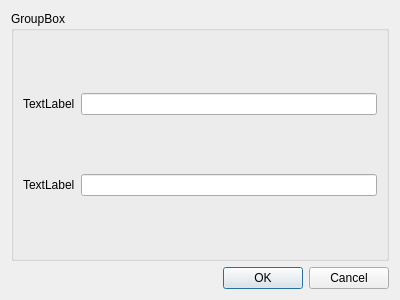
Old version of the form source/windows/authorization/register/registerwindow.ui in the repository Who-are-me/term_paper_2022.
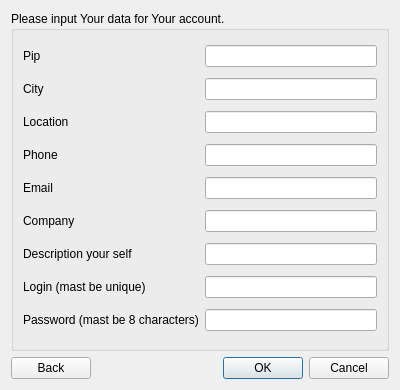
New version of the form.

```diff
--- a/source/windows/authorization/register/registerwindow.ui
+++ b/source/windows/authorization/register/registerwindow.ui
@@ -7,52 +7,129 @@
     <x>0</x>
     <y>0</y>
     <width>400</width>
-    <height>300</height>
+    <height>390</height>
    </rect>
   </property>
   <property name="windowTitle">
    <string>Dialog</string>
   </property>
   <layout class="QGridLayout" name="gridLayout_2">
-   <item row="0" column="0">
+   <item row="1" column="1">
+    <widget class="QDialogButtonBox" name="buttonBox">
+     <property name="orientation">
+      <enum>Qt::Horizontal</enum>
+     </property>
+     <property name="standardButtons">
+      <set>QDialogButtonBox::Cancel|QDialogButtonBox::Ok</set>
+     </property>
+    </widget>
+   </item>
+   <item row="1" column="0">
+    <widget class="QPushButton" name="btn_back">
+     <property name="text">
+      <string>Back</string>
+     </property>
+    </widget>
+   </item>
+   <item row="0" column="0" colspan="2">
     <widget class="QGroupBox" name="groupBox">
      <property name="title">
-      <string>GroupBox</string>
+      <string>Please input Your data for Your account.</string>
      </property>
      <layout class="QGridLayout" name="gridLayout">
+      <item row="2" column="1">
+       <widget class="QLineEdit" name="le_location"/>
+      </item>
       <item row="0" column="0">
        <widget class="QLabel" name="label_2">
         <property name="text">
-         <string>TextLabel</string>
+         <string>Pip</string>
         </property>
        </widget>
       </item>
+      <item row="1" column="1">
+       <widget class="QLineEdit" name="le_city"/>
+      </item>
+      <item row="3" column="1">
+       <widget class="QLineEdit" name="le_phone"/>
+      </item>
       <item row="0" column="1">
-       <widget class="QLineEdit" name="lineEdit"/>
+       <widget class="QLineEdit" name="le_pip"/>
+      </item>
+      <item row="6" column="1">
+       <widget class="QLineEdit" name="le_description"/>
+      </item>
+      <item row="7" column="1">
+       <widget class="QLineEdit" name="le_login"/>
       </item>
       <item row="1" column="0">
        <widget class="QLabel" name="label">
         <property name="text">
-         <string>TextLabel</string>
+         <string>City</string>
         </property>
        </widget>
       </item>
-      <item row="1" column="1">
-       <widget class="QLineEdit" name="lineEdit_2"/>
+      <item row="2" column="0">
+       <widget class="QLabel" name="l_location">
+        <property name="text">
+         <string>Location</string>
+        </property>
+       </widget>
+      </item>
+      <item row="4" column="1">
+       <widget class="QLineEdit" name="le_email"/>
+      </item>
+      <item row="5" column="1">
+       <widget class="QLineEdit" name="le_company"/>
+      </item>
+      <item row="8" column="1">
+       <widget class="QLineEdit" name="le_password"/>
+      </item>
+      <item row="3" column="0">
+       <widget class="QLabel" name="l_phone">
+        <property name="text">
+         <string>Phone</string>
+        </property>
+       </widget>
+      </item>
+      <item row="4" column="0">
+       <widget class="QLabel" name="l_email">
+        <property name="text">
+         <string>Email</string>
+        </property>
+       </widget>
+      </item>
+      <item row="5" column="0">
+       <widget class="QLabel" name="l_company">
+        <property name="text">
+         <string>Company</string>
+        </property>
+       </widget>
+      </item>
+      <item row="6" column="0">
+       <widget class="QLabel" name="l_description">
+        <property name="text">
+         <string>Description your self</string>
+        </property>
+       </widget>
+      </item>
+      <item row="7" column="0">
+       <widget class="QLabel" name="l_login">
+        <property name="text">
+         <string>Login (mast be unique)</string>
+        </property>
+       </widget>
+      </item>
+      <item row="8" column="0">
+       <widget class="QLabel" name="l_password">
+        <property name="text">
+         <string>Password (mast be 8 characters)</string>
+        </property>
+       </widget>
       </item>
      </layout>
     </widget>
    </item>
-   <item row="1" column="0">
-    <widget class="QDialogButtonBox" name="buttonBox">
-     <property name="orientation">
-      <enum>Qt::Horizontal</enum>
-     </property>
-     <property name="standardButtons">
-      <set>QDialogButtonBox::Cancel|QDialogButtonBox::Ok</set>
-     </property>
-    </widget>
-   </item>
   </layout>
  </widget>
  <resources/>
```
Left out of the diff: 4 changed lines with no effect on the pictures.
